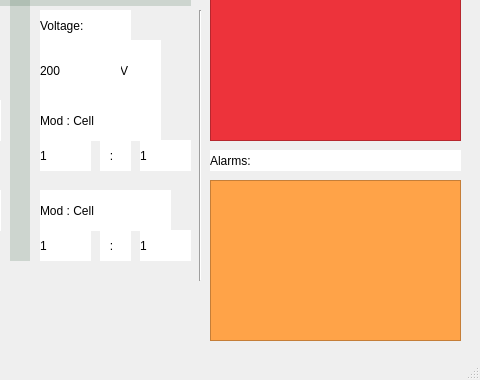
Above: apps/huracanXsantoka/pages/batterypage.ui from GiovanniRaseraF/santoka_qt before the change; both pictures show x 530 to 1010 and y 220 to 600 of the 1010 by 600 pixel window. Below: the same form after it.
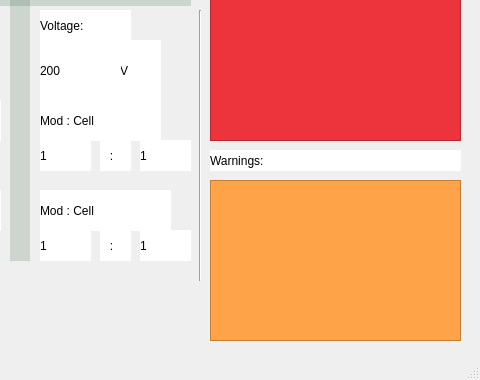
That is the form after the change. Icons and pictures are not drawn.

Commit message: apps: adding warnings info

```diff
--- a/apps/huracanXsantoka/pages/batterypage.ui
+++ b/apps/huracanXsantoka/pages/batterypage.ui
@@ -1638,7 +1638,7 @@
 font: 12pt &quot;Ubuntu&quot;;</string>
     </property>
     <property name="text">
-     <string>Alarms:</string>
+     <string>Warnings:</string>
     </property>
    </widget>
    <widget class="QListWidget" name="lv_alarms">
```
The commit also changes 6 other files.
